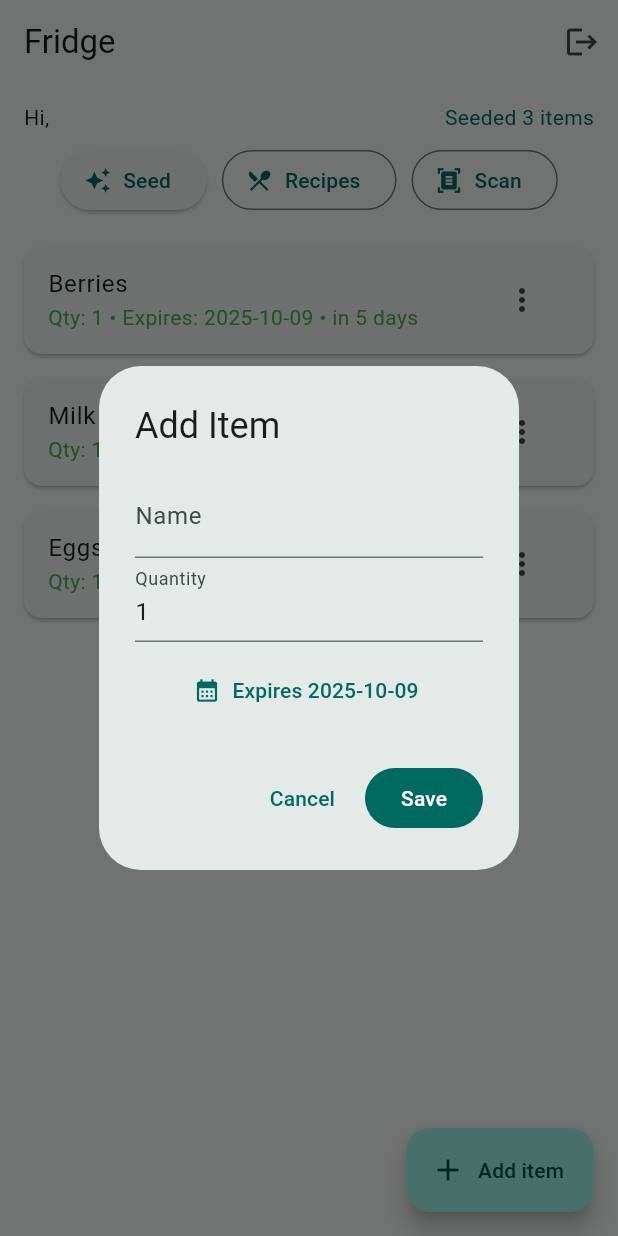
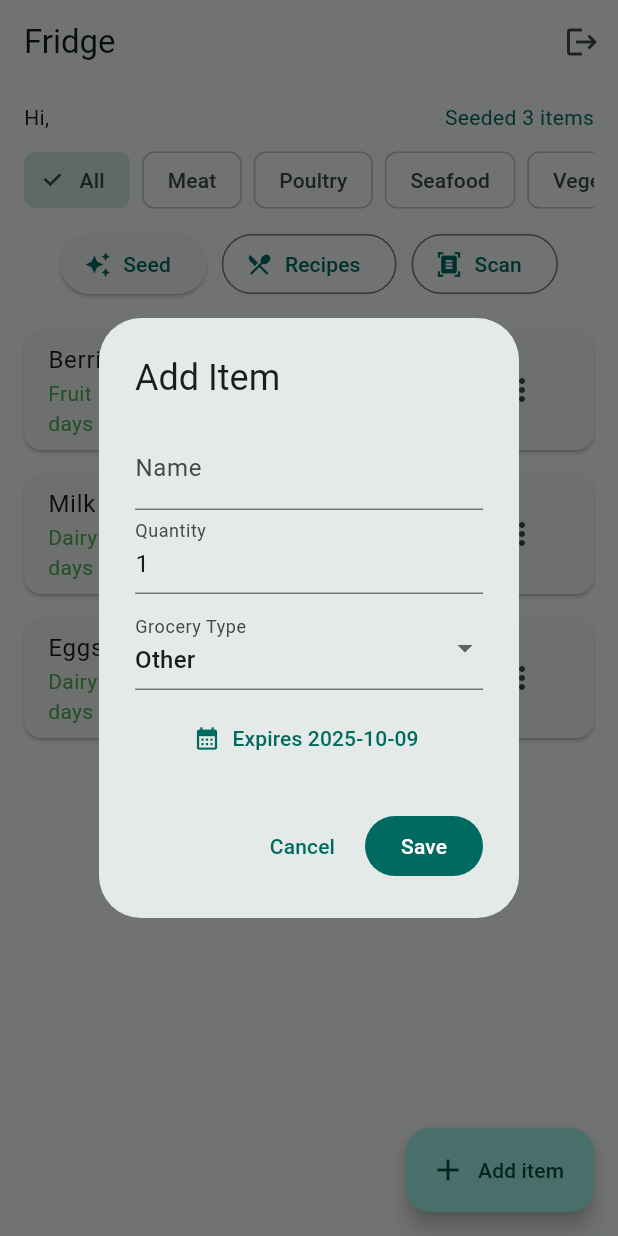
Before and after one commit to damo8852/fridge, a Flutter app: the screen it shows once a user with an empty profile is signed in, after a tap on "Seed", after a tap on "Add item", on a phone screen of 412 x 824 dp. Run offline on Flutter 3.47's test engine with Material 3 defaults, Android fonts, the phone set to English and light mode, and no system bars; our stand-ins replace cloud_firestore, cloud_functions, firebase_auth, firebase_core, flutter_local_notifications, google_sign_in and 2 more; missing offline and left inert: google_mlkit_text_recognition, mobile_scanner; accounts and stored records are empty.

Commit message:
GroceryType

```diff
--- /dev/null
+++ b/lib/models/grocery_type.dart
@@ -0,0 +1,27 @@
+enum GroceryType {
+  meat('Meat'),
+  poultry('Poultry'),
+  seafood('Seafood'),
+  vegetable('Vegetable'),
+  fruit('Fruit'),
+  dairy('Dairy'),
+  grain('Grain'),
+  beverage('Beverage'),
+  snack('Snack'),
+  condiment('Condiment'),
+  frozen('Frozen'),
+  other('Other');
+
+  const GroceryType(this.displayName);
+
+  final String displayName;
+
+  static GroceryType fromString(String value) {
+    return GroceryType.values.firstWhere(
+      (type) => type.name == value || type.displayName == value,
+      orElse: () => GroceryType.other,
+    );
+  }
+
+  static List<GroceryType> get allTypes => GroceryType.values;
+}
--- a/lib/screens/home.dart
+++ b/lib/screens/home.dart
@@ -6,6 +6,7 @@ import '../services/auth.dart';
 import '../services/recipes.dart';
 import '../services/notifications.dart';
 import '../widgets/item_tile.dart';
+import '../models/grocery_type.dart';
 import 'scan.dart';
 
 class HomePage extends StatefulWidget {
@@ -20,6 +21,7 @@ class _HomePageState extends State<HomePage> {
 
   User get user => _auth.currentUser!;
   String _status = 'Ready';
+  GroceryType? _selectedFilter;
 
   @override
   Widget build(BuildContext context) {
@@ -52,6 +54,32 @@ class _HomePageState extends State<HomePage> {
                 Expanded(child: Text('Hi, ${user.isAnonymous ? 'Guest' : (user.displayName ?? 'you')}')),
                 Text(_status, style: TextStyle(color: Theme.of(context).colorScheme.primary)),
               ],
+            ),
+          ),
+          // Filter chips
+          Padding(
+            padding: const EdgeInsets.symmetric(horizontal: 16, vertical: 4),
+            child: SingleChildScrollView(
+              scrollDirection: Axis.horizontal,
+              child: Wrap(
+                spacing: 8,
+                children: [
+                  FilterChip(
+                    label: const Text('All'),
+                    selected: _selectedFilter == null,
+                    onSelected: (selected) {
+                      setState(() => _selectedFilter = null);
+                    },
+                  ),
+                  ...GroceryType.allTypes.map((type) => FilterChip(
+                    label: Text(type.displayName),
+                    selected: _selectedFilter == type,
+                    onSelected: (selected) {
+                      setState(() => _selectedFilter = selected ? type : null);
+                    },
+                  )),
+                ],
+              ),
             ),
           ),
           Padding(
@@ -101,13 +129,30 @@ class _HomePageState extends State<HomePage> {
                 if (docs.isEmpty) {
                   return const _EmptyState();
                 }
+
+                // Filter items by grocery type
+                final filteredDocs = _selectedFilter == null
+                    ? docs
+                    : docs.where((doc) {
+                        final data = doc.data();
+                        final groceryType = GroceryType.fromString(data['groceryType'] ?? 'other');
+                        return groceryType == _selectedFilter;
+                      }).toList();
+
+                if (filteredDocs.isEmpty) {
+                  return const Center(
+                    child: Text('No items found for this filter'),
+                  );
+                }
+
                 return ListView.separated(
                   padding: const EdgeInsets.fromLTRB(12, 8, 12, 100),
                   separatorBuilder: (_, __) => const SizedBox(height: 8),
-                  itemCount: docs.length,
+                  itemCount: filteredDocs.length,
                   itemBuilder: (context, i) {
-                    final ref = docs[i].reference;
-                    final data = docs[i].data();
+                    final ref = filteredDocs[i].reference;
+                    final data = filteredDocs[i].data();
+                    final groceryType = GroceryType.fromString(data['groceryType'] ?? 'other');
                     return Card(
                       elevation: 1,
                       shape: RoundedRectangleBorder(borderRadius: BorderRadius.circular(12)),
@@ -115,6 +160,7 @@ class _HomePageState extends State<HomePage> {
                         name: (data['name'] ?? 'Unknown').toString(),
                         expiry: (data['expiryDate'] as Timestamp?)?.toDate(),
                         quantity: (data['quantity'] ?? 1),
+                        groceryType: groceryType,
                         onEdit: () => _editItemDialog(ref, data),
                         onUsedHalf: () async {
                           final q = data['quantity'];
@@ -141,6 +187,7 @@ class _HomePageState extends State<HomePage> {
     final nameCtrl = TextEditingController();
     final qtyCtrl = TextEditingController(text: '1');
     DateTime expiry = DateTime.now().add(const Duration(days: 5));
+    GroceryType selectedType = GroceryType.other;
 
     Future<void> save() async {
       final name = nameCtrl.text.trim();
@@ -150,6 +197,7 @@ class _HomePageState extends State<HomePage> {
         'name': name,
         'quantity': int.tryParse(qtyCtrl.text) ?? 1,
         'expiryDate': Timestamp.fromDate(expiry),
+        'groceryType': selectedType.name,
         'createdAt': FieldValue.serverTimestamp(),
         'updatedAt': FieldValue.serverTimestamp(),
         'source': 'manual',
@@ -178,6 +226,18 @@ class _HomePageState extends State<HomePage> {
                   controller: qtyCtrl,
                   decoration: const InputDecoration(labelText: 'Quantity'),
                   keyboardType: TextInputType.number,
+                ),
+                const SizedBox(height: 8),
+                DropdownButtonFormField<GroceryType>(
+                  value: selectedType,
+                  decoration: const InputDecoration(labelText: 'Grocery Type'),
+                  items: GroceryType.allTypes.map((type) => DropdownMenuItem(
+                    value: type,
+                    child: Text(type.displayName),
+                  )).toList(),
+                  onChanged: (value) {
+                    if (value != null) setLocal(() => selectedType = value);
+                  },
                 ),
                 const SizedBox(height: 8),
                 TextButton.icon(
@@ -213,12 +273,14 @@ class _HomePageState extends State<HomePage> {
     final qtyCtrl = TextEditingController(text: (data['quantity'] ?? 1).toString());
     DateTime expiry =
         (data['expiryDate'] as Timestamp?)?.toDate() ?? DateTime.now().add(const Duration(days: 5));
+    GroceryType selectedType = GroceryType.fromString(data['groceryType'] ?? 'other');
 
     Future<void> save() async {
       await ref.update({
         'name': nameCtrl.text.trim(),
         'quantity': int.tryParse(qtyCtrl.text) ?? 1,
         'expiryDate': Timestamp.fromDate(expiry),
+        'groceryType': selectedType.name,
         'updatedAt': FieldValue.serverTimestamp(),
       });
       if (mounted) Navigator.of(context, rootNavigator: true).pop();
@@ -239,6 +301,18 @@ class _HomePageState extends State<HomePage> {
                   controller: qtyCtrl,
                   decoration: const InputDecoration(labelText: 'Quantity'),
                   keyboardType: TextInputType.number,
+                ),
+                const SizedBox(height: 8),
+                DropdownButtonFormField<GroceryType>(
+                  value: selectedType,
+                  decoration: const InputDecoration(labelText: 'Grocery Type'),
+                  items: GroceryType.allTypes.map((type) => DropdownMenuItem(
+                    value: type,
+                    child: Text(type.displayName),
+                  )).toList(),
+                  onChanged: (value) {
+                    if (value != null) setLocal(() => selectedType = value);
+                  },
                 ),
                 const SizedBox(height: 8),
                 TextButton.icon(
@@ -276,18 +350,21 @@ class _HomePageState extends State<HomePage> {
         'name': 'Milk',
         'expiryDate': Timestamp.fromDate(now.add(const Duration(days: 7))),
         'quantity': 1,
+        'groceryType': GroceryType.dairy.name,
         'source': 'seed'
       },
       {
         'name': 'Eggs',
         'expiryDate': Timestamp.fromDate(now.add(const Duration(days: 35))),
         'quantity': 12,
+        'groceryType': GroceryType.dairy.name,
         'source': 'seed'
       },
       {
         'name': 'Berries',
         'expiryDate': Timestamp.fromDate(now.add(const Duration(days: 5))),
         'quantity': 1,
+        'groceryType': GroceryType.fruit.name,
         'source': 'seed'
       },
     ];
--- a/lib/screens/scan.dart
+++ b/lib/screens/scan.dart
@@ -8,6 +8,7 @@ import 'package:image_picker/image_picker.dart';
 
 import '../services/parser.dart';
 import '../services/notifications.dart';
+import '../models/grocery_type.dart';
 
 class ScanPage extends StatefulWidget {
   const ScanPage({super.key});
@@ -107,6 +108,7 @@ class _ScanPageState extends State<ScanPage> with SingleTickerProviderStateMixin
         'name': it.name,
         'quantity': it.quantity,
         'expiryDate': Timestamp.fromDate(expiry),
+        'groceryType': GroceryType.other.name,
         'createdAt': FieldValue.serverTimestamp(),
         'updatedAt': FieldValue.serverTimestamp(),
         'source': 'receipt',
@@ -145,6 +147,7 @@ class _ScanPageState extends State<ScanPage> with SingleTickerProviderStateMixin
     final qtyCtrl = TextEditingController(text: '1');
     final rules = _rules ?? await ExpiryRules.load();
     DateTime expiry = DateTime.now().add(Duration(days: rules.guessDays(name)));
+    GroceryType selectedType = GroceryType.other;
 
     await showDialog(
       context: context,
@@ -159,6 +162,18 @@ class _ScanPageState extends State<ScanPage> with SingleTickerProviderStateMixin
                 children: [
                   TextField(controller: nameCtrl, decoration: const InputDecoration(labelText: 'Name')),
                   TextField(controller: qtyCtrl, decoration: const InputDecoration(labelText: 'Quantity'), keyboardType: TextInputType.number),
+                  const SizedBox(height: 8),
+                  DropdownButtonFormField<GroceryType>(
+                    value: selectedType,
+                    decoration: const InputDecoration(labelText: 'Grocery Type'),
+                    items: GroceryType.allTypes.map((type) => DropdownMenuItem(
+                      value: type,
+                      child: Text(type.displayName),
+                    )).toList(),
+                    onChanged: (value) {
+                      if (value != null) setLocal(() => selectedType = value);
+                    },
+                  ),
                   const SizedBox(height: 8),
                   TextButton.icon(
                     onPressed: () async {
@@ -189,6 +204,7 @@ class _ScanPageState extends State<ScanPage> with SingleTickerProviderStateMixin
                       'name': nameCtrl.text.trim(),
                       'quantity': int.tryParse(qtyCtrl.text) ?? 1,
                       'expiryDate': Timestamp.fromDate(expiry),
+                      'groceryType': selectedType.name,
                       'createdAt': FieldValue.serverTimestamp(),
                       'updatedAt': FieldValue.serverTimestamp(),
                       'source': 'barcode',
--- a/lib/widgets/item_tile.dart
+++ b/lib/widgets/item_tile.dart
@@ -1,4 +1,5 @@
 import 'package:flutter/material.dart';
+import '../models/grocery_type.dart';
 
 class ItemTile extends StatelessWidget {
   const ItemTile({
@@ -6,6 +7,7 @@ class ItemTile extends StatelessWidget {
     required this.name,
     required this.expiry,
     required this.quantity,
+    required this.groceryType,
     required this.onEdit,
     required this.onUsedHalf,
     required this.onFinish,
@@ -14,6 +16,7 @@ class ItemTile extends StatelessWidget {
   final String name;
   final DateTime? expiry;
   final num quantity;
+  final GroceryType groceryType;
   final VoidCallback onEdit;
   final Future<void> Function() onUsedHalf;
   final Future<void> Function() onFinish;
@@ -36,7 +39,7 @@ class ItemTile extends StatelessWidget {
 
     return ListTile(
       title: Text(name),
-      subtitle: Text('Qty: $quantity • Expires: $dateStr • $chip',
+      subtitle: Text('${groceryType.displayName} • Qty: $quantity • Expires: $dateStr • $chip',
           style: TextStyle(color: chipColor)),
       trailing: PopupMenuButton<String>(
         onSelected: (v) {
```
